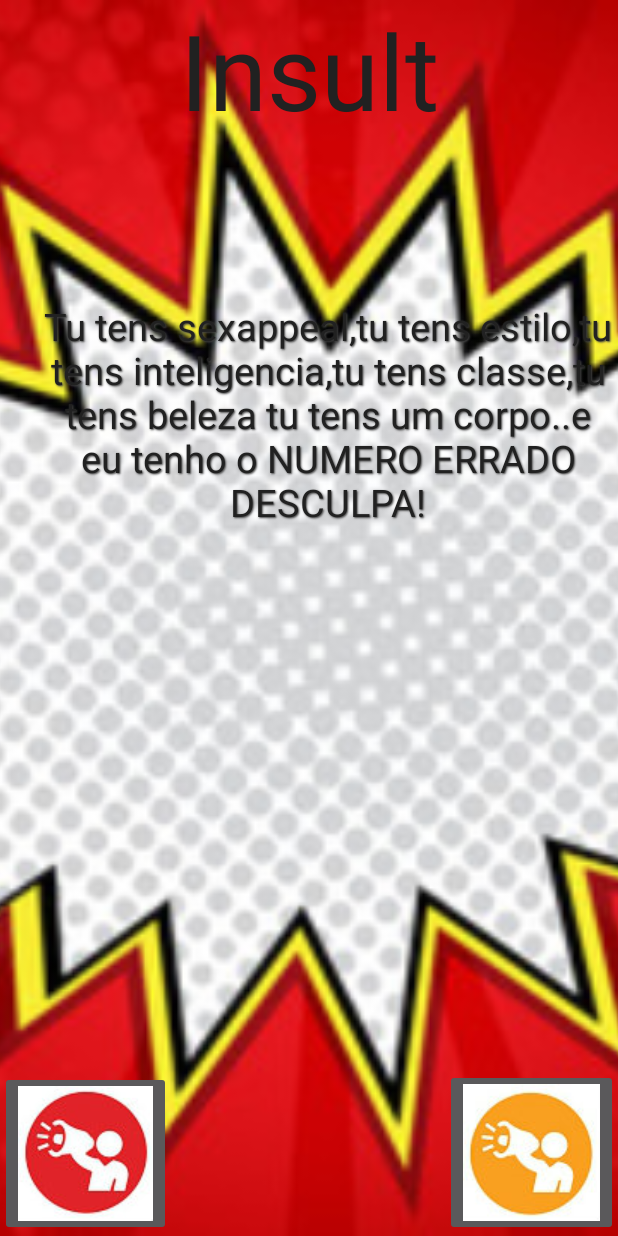
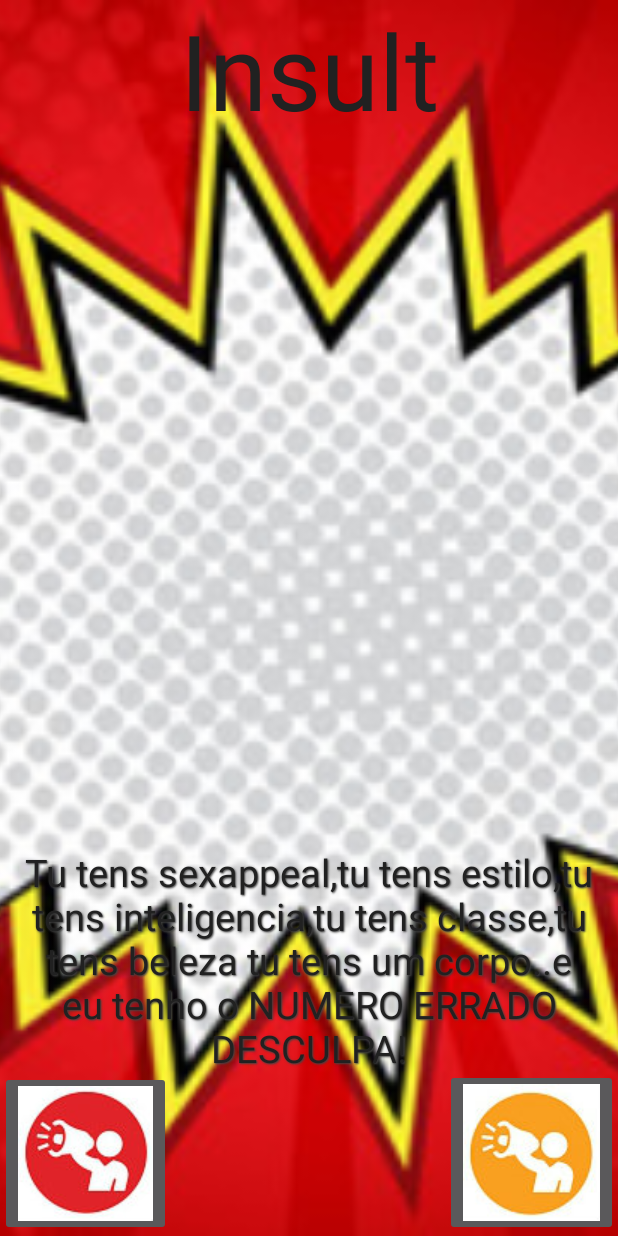
Before and after one commit to joanacontente/Piiii, an Android app: the screen it shows after launch (MainActivity), after a tap on an icon or button, on a phone screen of 412 x 824 dp. Run offline under Robolectric (Android 15) with nearby library versions, the phone set to English and light mode, and no system bars.

Commit message:
Nested views

```diff
--- a/app/src/main/java/com/example/android/insult/MainActivity.java
+++ b/app/src/main/java/com/example/android/insult/MainActivity.java
@@ -21,24 +21,16 @@ public class MainActivity extends AppCompatActivity {
 
     public void randomInsult(View view) {
         Resources res = getResources();
-
         myString = res.getStringArray(R.array.insults);
-
         String q = myString[rgenerator.nextInt(myString.length)];
-
-        TextView tv = (TextView) findViewById(R.id.message);
-        tv.setText(q);
+        display(q);
     }
 
     public void randomCompliment(View view) {
         Resources res = getResources();
-
         myString = res.getStringArray(R.array.praises);
-
         String q = myString[rgenerator.nextInt(myString.length)];
-
-        TextView tv = (TextView) findViewById(R.id.message);
-        tv.setText(q);
+        display(q);
     }
 
     private void display(String message) {
--- a/app/src/main/res/layout/activity_main.xml
+++ b/app/src/main/res/layout/activity_main.xml
@@ -7,60 +7,61 @@
     tools:context="com.example.android.insult.MainActivity">
 
     <ImageView
+        android:id="@+id/imageView"
         android:layout_width="match_parent"
         android:layout_height="match_parent"
+        android:layout_alignParentEnd="true"
+        android:layout_alignParentRight="true"
         android:scaleType="centerCrop"
-        android:src="@drawable/imageview"
-        android:id="@+id/imageView"
-        android:layout_alignParentRight="true"
-        android:layout_alignParentEnd="true" />
+        android:src="@drawable/imageview" />
+
+    <RelativeLayout
+        android:layout_width="wrap_content"
+        android:layout_height="wrap_content">
 
     <TextView
+        android:id="@+id/title"
         android:layout_width="match_parent"
         android:layout_height="match_parent"
+        android:gravity="center_horizontal"
         android:text="Insult"
-        android:id="@+id/title"
-        android:gravity="center_horizontal"
-        android:textSize="70dp"
         android:textColor="#212121"
-        />
+        android:textSize="70dp" />
 
-    <TextView
-        android:layout_width="1000dp"
-        android:layout_height="200dp"
-        android:id="@+id/message"
-        android:gravity="fill_horizontal"
-        android:layout_marginTop="200dp"
-        android:layout_marginLeft="25dp"
-        android:textSize="25dp"
-        android:textAlignment="center"
-        android:shadowColor="#424242"
-        android:shadowDx="1"
-        android:shadowDy="1"
-        android:shadowRadius="1"
-        android:textColor="#212121"
-
-
-
-        />
-
-    <ImageButton
+        <ImageButton
         android:id="@+id/insulta"
         android:layout_width="wrap_content"
         android:layout_height="wrap_content"
-        android:src="@drawable/insulta"
         android:layout_alignParentBottom="true"
         android:layout_alignParentLeft="true"
-        android:onClick="randomInsult" />
+        android:onClick="randomInsult"
+        android:src="@drawable/insulta" />
 
     <ImageButton
         android:id="@+id/compliments"
         android:layout_width="wrap_content"
         android:layout_height="wrap_content"
-        android:src="@drawable/elogia"
         android:layout_alignParentBottom="true"
         android:layout_alignParentRight="true"
-        android:onClick="randomCompliment"/>
+        android:onClick="randomCompliment"
+        android:src="@drawable/elogia" />
+
+        <TextView
+            android:id="@+id/message"
+            android:layout_width="1000dp"
+            android:layout_height="150dp"
+            android:shadowColor="#424242"
+            android:gravity="center_horizontal"
+            android:shadowDx="1"
+            android:shadowDy="1"
+            android:shadowRadius="1"
+            android:textAlignment="center"
+            android:textColor="#212121"
+            android:textSize="25dp"
+            android:layout_above="@+id/insulta"
+            android:layout_centerHorizontal="true" />
+
+    </RelativeLayout>
 
 
 </RelativeLayout>
```
